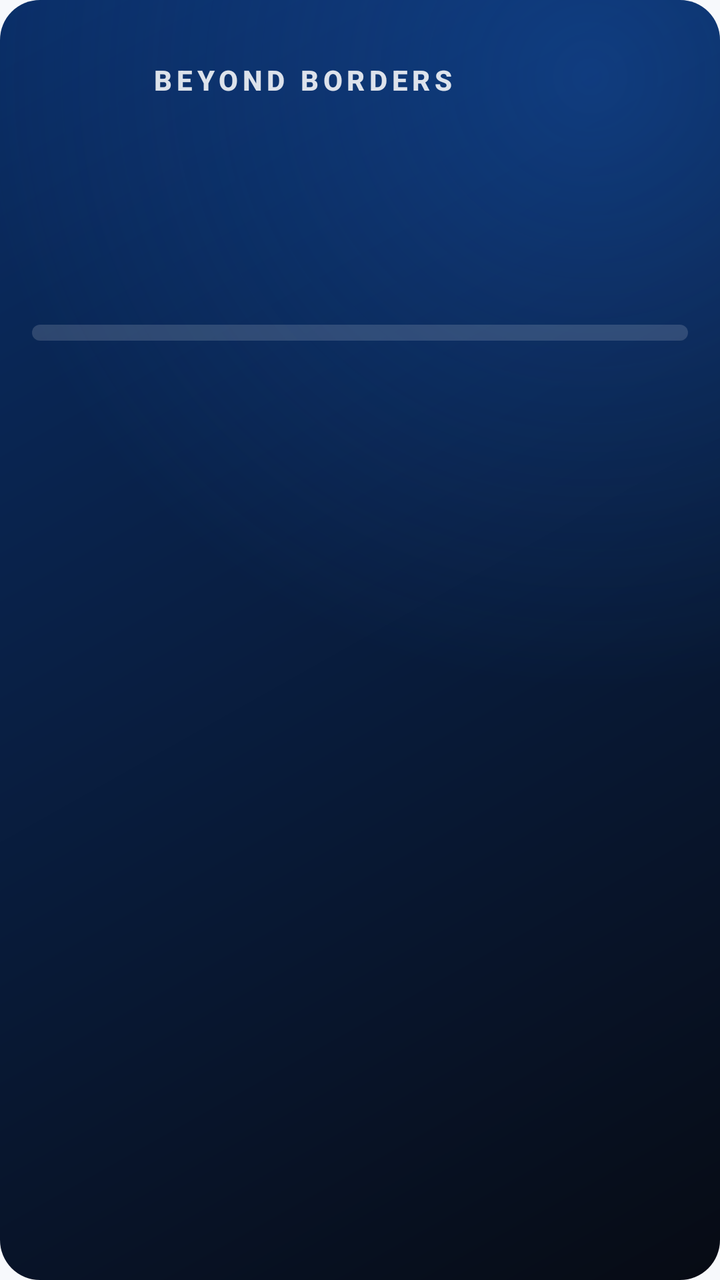
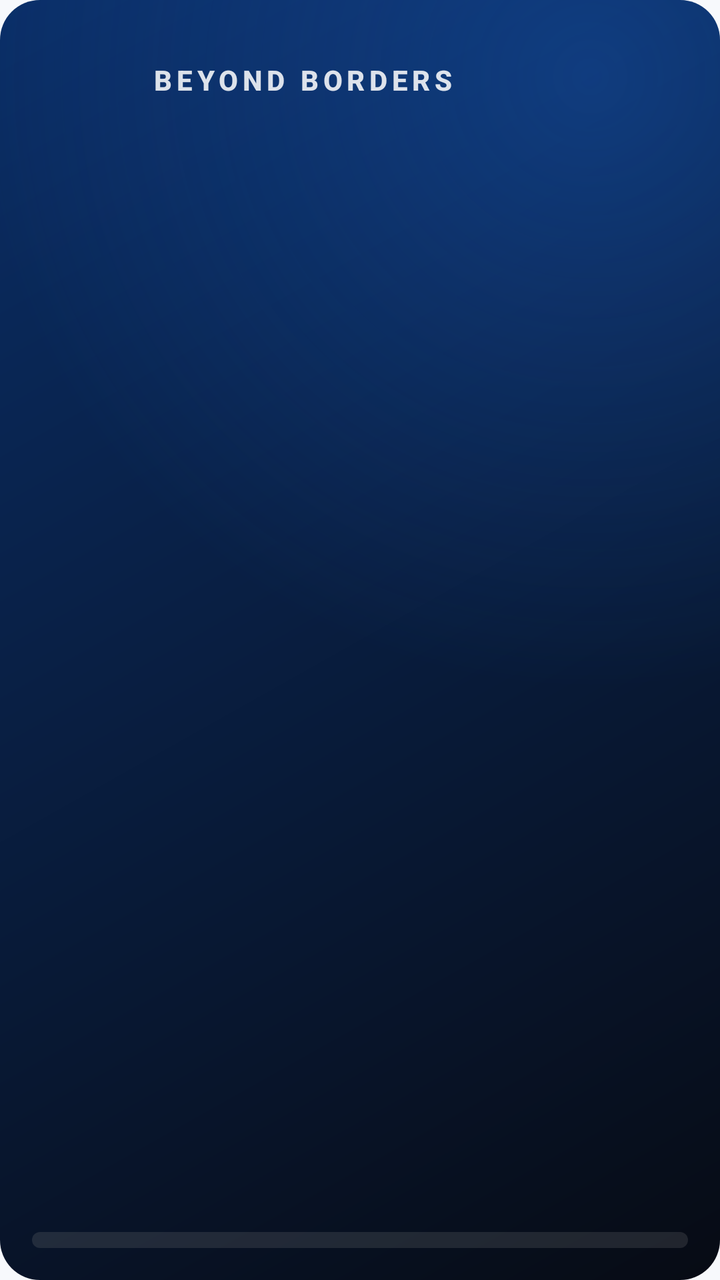

Two renders of the same Android screen: before a commit and after it. Below are the layout's source before the change and the commit's diff.
<!-- AndroidManifest.xml: application theme Theme.BeyondBorders -->
<!-- res/layout/travel_widget_medium.xml -->
<?xml version="1.0" encoding="utf-8"?>
<LinearLayout xmlns:android="http://schemas.android.com/apk/res/android"
    android:id="@+id/widget_root"
    android:layout_width="match_parent"
    android:layout_height="match_parent"
    android:background="@drawable/widget_background_brand"
    android:orientation="vertical"
    android:padding="16dp">

    
    <LinearLayout
        android:layout_width="match_parent"
        android:layout_height="wrap_content"
        android:orientation="horizontal"
        android:gravity="center_vertical"
        android:layout_marginBottom="12dp">

        <ImageView
            android:id="@+id/widget_logo"
            android:layout_width="48dp"
            android:layout_height="48dp"
            android:scaleType="centerCrop"
            android:contentDescription="@null" />

        <TextView
            android:id="@+id/widget_wordmark"
            android:layout_width="wrap_content"
            android:layout_height="wrap_content"
            android:layout_marginStart="12dp"
            android:text="@string/widget_wordmark"
            android:textColor="#DBFFFFFF"
            android:textSize="14sp"
            android:fontFamily="sans-serif-medium"
            android:textStyle="bold"
            android:letterSpacing="0.16" />

    </LinearLayout>

    
    <TextView
        android:id="@+id/widget_headline"
        android:layout_width="wrap_content"
        android:layout_height="wrap_content"
        android:textColor="#FFFFFF"
        android:textSize="40sp"
        android:fontFamily="sans-serif-black"
        android:textStyle="bold" />

    <TextView
        android:id="@+id/widget_label"
        android:layout_width="wrap_content"
        android:layout_height="wrap_content"
        android:layout_marginTop="2dp"
        android:textColor="#B9FFFFFF"
        android:textSize="14sp" />

    
    <ProgressBar
        android:id="@+id/widget_progress"
        style="?android:attr/progressBarStyleHorizontal"
        android:layout_width="match_parent"
        android:layout_height="8dp"
        android:layout_marginTop="12dp"
        android:progressDrawable="@drawable/widget_progress"
        android:max="100" />

</LinearLayout>
<!-- resources referenced by this layout -->
<resources>
  <!-- drawable widget_background_brand (drawable) -->
  <?xml version="1.0" encoding="utf-8"?>
  <layer-list xmlns:android="http://schemas.android.com/apk/res/android">
      
      <item>
          <shape android:shape="rectangle">
              <corners android:radius="20dp" />
              <gradient
                  android:angle="315"
                  android:startColor="@color/brand_deep"
                  android:endColor="@color/brand_ink"
                  android:type="linear" />
          </shape>
      </item>
      
      <item>
          <shape android:shape="rectangle">
              <corners android:radius="20dp" />
              <gradient
                  android:type="radial"
                  android:gradientRadius="85%p"
                  android:centerX="0.82"
                  android:centerY="0.06"
                  android:startColor="#4D1E6FE3"
                  android:endColor="#00000000" />
          </shape>
      </item>
  </layer-list>
  <!-- drawable widget_progress (drawable) -->
  <?xml version="1.0" encoding="utf-8"?>
  <layer-list xmlns:android="http://schemas.android.com/apk/res/android">
      
      <item android:id="@android:id/background">
          <shape android:shape="rectangle">
              <corners android:radius="100dp" />
              <solid android:color="#26FFFFFF" />
          </shape>
      </item>
      
      <item android:id="@android:id/progress">
          <clip>
              <shape android:shape="rectangle">
                  <corners android:radius="100dp" />
                  <gradient
                      android:angle="0"
                      android:startColor="@color/brand_azure"
                      android:endColor="@color/brand_teal"
                      android:type="linear" />
              </shape>
          </clip>
      </item>
  </layer-list>
  <string name="widget_wordmark">BEYOND BORDERS</string>
  <style name="Theme.BeyondBorders" parent="Theme.AppCompat.DayNight.NoActionBar">
          <item name="android:windowBackground">@color/window_background</item>
      </style>
  <color name="brand_deep">#0A2E67</color>
  <color name="brand_ink">#070B14</color>
  <color name="brand_azure">#1E6FE3</color>
  <color name="brand_teal">#0F8A7E</color>
  <color name="window_background">#F7F9FC</color>
</resources>

<!-- the commit's change to res/layout/travel_widget_medium.xml (unified diff, before → after) -->
@@ -37,6 +37,12 @@
     </LinearLayout>
 
     
+    <FrameLayout
+        android:layout_width="match_parent"
+        android:layout_height="0dp"
+        android:layout_weight="1" />
+
+    
     <TextView
         android:id="@+id/widget_headline"
         android:layout_width="wrap_content"
<!-- resource entries referenced after the edit -->
@@ -35,7 +35,7 @@
       <item android:id="@android:id/background">
           <shape android:shape="rectangle">
               <corners android:radius="100dp" />
-              <solid android:color="#26FFFFFF" />
+              <solid android:color="#38808080" />
           </shape>
       </item>
       
